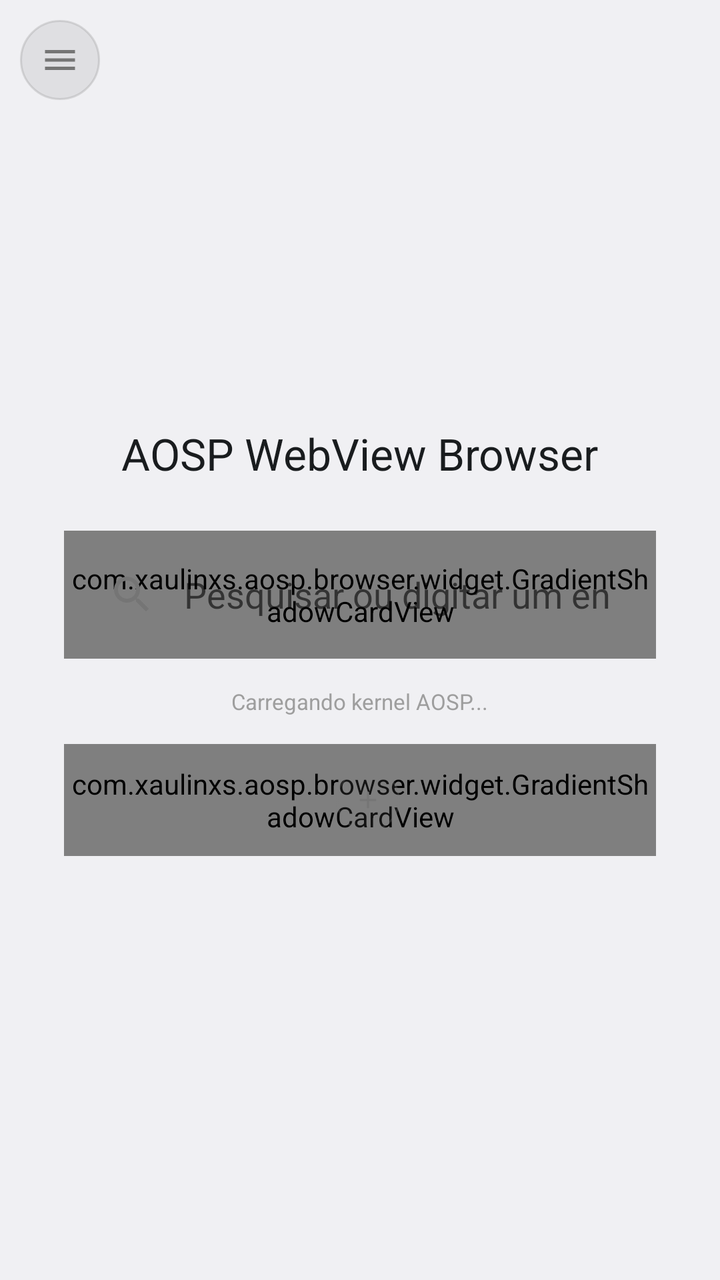
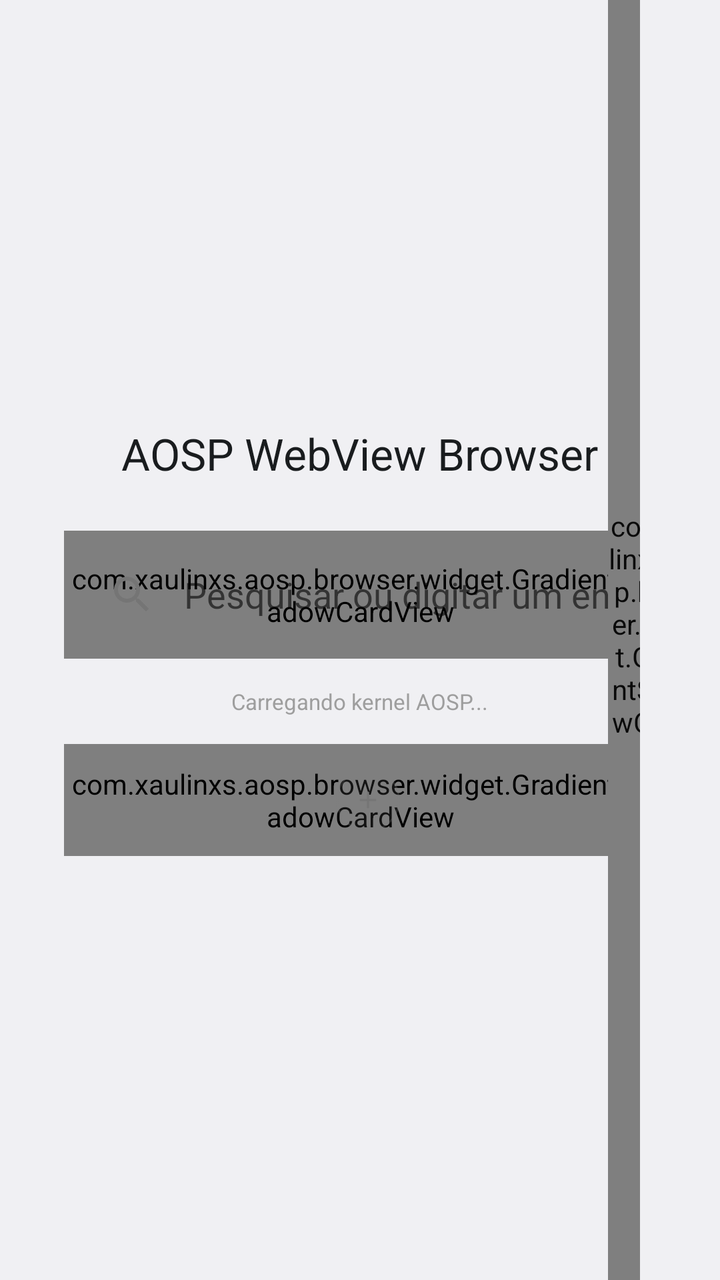

Screens rendered from an Android XML layout before and after an edit, with the pre-edit source and the edit as a unified diff.
<!-- AndroidManifest.xml: application theme Theme.AospBrowser -->
<!-- res/layout/activity_main.xml -->
<?xml version="1.0" encoding="utf-8"?>
<LinearLayout xmlns:android="http://schemas.android.com/apk/res/android"
    xmlns:app="http://schemas.android.com/apk/res-auto"
    android:id="@+id/rootContainer"
    android:layout_width="match_parent"
    android:layout_height="match_parent"
    android:orientation="vertical"
    android:background="?android:attr/colorBackground">

    <include
        android:id="@+id/navToolbarInclude"
        layout="@layout/view_top_toolbar" />

    
    <FrameLayout
        android:id="@+id/contentArea"
        android:layout_width="match_parent"
        android:layout_height="0dp"
        android:layout_weight="1">

        
        <FrameLayout
            android:id="@+id/webViewContainer"
            android:layout_width="match_parent"
            android:layout_height="match_parent" />

        
        <LinearLayout
            android:id="@+id/homeLayout"
            android:layout_width="match_parent"
            android:layout_height="match_parent"
            android:orientation="vertical"
            android:gravity="center"
            android:background="?android:attr/colorBackground"
            android:padding="32dp">

            <TextView
                android:id="@+id/homeTitle"
                android:layout_width="wrap_content"
                android:layout_height="wrap_content"
                android:text="@string/app_name"
                android:textSize="22sp"
                android:textColor="?android:attr/textColorPrimary"
                android:layout_marginBottom="24dp" />

            
            <FrameLayout
                android:layout_width="match_parent"
                android:layout_height="wrap_content"
                android:layout_gravity="center_horizontal">

                <com.xaulinxs.aosp.browser.widget.GradientShadowCardView
                    android:layout_width="match_parent"
                    android:layout_height="64dp"
                    app:cornerRadiusDp="32" />

                <LinearLayout
                    android:layout_width="match_parent"
                    android:layout_height="64dp"
                    android:orientation="horizontal"
                    android:gravity="center_vertical"
                    android:paddingStart="22dp"
                    android:paddingEnd="22dp">

                    <ImageView
                        android:layout_width="24dp"
                        android:layout_height="24dp"
                        android:src="@drawable/ic_search"
                        android:contentDescription="@string/search_icon_description" />

                    <EditText
                        android:id="@+id/searchInput"
                        android:layout_width="0dp"
                        android:layout_height="wrap_content"
                        android:layout_weight="1"
                        android:layout_marginStart="14dp"
                        android:background="@null"
                        android:hint="@string/search_hint"
                        android:inputType="text"
                        android:imeOptions="actionGo"
                        android:singleLine="true"
                        android:textSize="18sp" />
                </LinearLayout>
            </FrameLayout>

            
            <TextView
                android:id="@+id/kernelInfo"
                android:layout_width="wrap_content"
                android:layout_height="wrap_content"
                android:layout_marginTop="14dp"
                android:layout_marginBottom="14dp"
                android:textColor="#9E9E9E"
                android:textSize="11sp"
                android:gravity="center"
                android:text="@string/kernel_loading" />

            
            <include
                android:id="@+id/shortcutsCardInclude"
                layout="@layout/view_shortcuts_card"
                android:layout_width="wrap_content"
                android:layout_height="56dp"
                android:layout_gravity="center_horizontal" />
        </LinearLayout>

        
        <include
            android:id="@+id/sidebarInclude"
            layout="@layout/view_sidebar" />

        
        <FrameLayout
            android:id="@+id/btnOpenSidebar"
            android:layout_width="40dp"
            android:layout_height="40dp"
            android:layout_gravity="start|top"
            android:layout_margin="10dp"
            android:background="@drawable/bg_shortcut_add_button"
            android:clickable="true"
            android:focusable="true"
            android:foreground="?android:attr/selectableItemBackground">

            <ImageView
                android:layout_width="20dp"
                android:layout_height="20dp"
                android:layout_gravity="center"
                android:src="@drawable/ic_menu_hamburger"
                android:contentDescription="@string/sidebar_open_content_description" />
        </FrameLayout>
    </FrameLayout>

</LinearLayout>
<!-- res/layout/view_top_toolbar.xml (included above) -->
<?xml version="1.0" encoding="utf-8"?>
<FrameLayout xmlns:android="http://schemas.android.com/apk/res/android"
    xmlns:app="http://schemas.android.com/apk/res-auto"
    android:id="@+id/navToolbar"
    android:layout_width="match_parent"
    android:layout_height="56dp"
    android:visibility="gone">

    <com.xaulinxs.aosp.browser.widget.GradientShadowCardView
        android:layout_width="match_parent"
        android:layout_height="match_parent"
        app:cornerRadiusDp="10" />

    <LinearLayout
        android:layout_width="match_parent"
        android:layout_height="match_parent"
        android:orientation="horizontal"
        android:gravity="center_vertical"
        android:paddingStart="12dp"
        android:paddingEnd="12dp">

        <ImageButton
            android:id="@+id/btnBack"
            android:layout_width="36dp"
            android:layout_height="36dp"
            android:background="?android:attr/selectableItemBackgroundBorderless"
            android:src="@drawable/ic_back"
            android:contentDescription="@string/nav_back_content_description" />

        <EditText
            android:id="@+id/urlEditText"
            android:layout_width="0dp"
            android:layout_height="wrap_content"
            android:layout_weight="1"
            android:layout_marginStart="10dp"
            android:layout_marginEnd="10dp"
            android:background="@null"
            android:singleLine="true"
            android:inputType="textUri"
            android:imeOptions="actionGo"
            android:textSize="15sp" />

        <ImageButton
            android:id="@+id/btnReload"
            android:layout_width="36dp"
            android:layout_height="36dp"
            android:background="?android:attr/selectableItemBackgroundBorderless"
            android:src="@drawable/ic_reload"
            android:contentDescription="@string/nav_reload_content_description" />
    </LinearLayout>
</FrameLayout>
<!-- res/layout/view_shortcuts_card.xml (included above) -->
<?xml version="1.0" encoding="utf-8"?>
<FrameLayout xmlns:android="http://schemas.android.com/apk/res/android"
    android:id="@+id/shortcutsCard"
    android:layout_width="wrap_content"
    android:layout_height="56dp"
    android:layout_marginTop="16dp">

    <com.xaulinxs.aosp.browser.widget.GradientShadowCardView
        android:layout_width="match_parent"
        android:layout_height="match_parent" />

    <LinearLayout
        android:layout_width="wrap_content"
        android:layout_height="match_parent"
        android:layout_gravity="center_horizontal"
        android:orientation="horizontal"
        android:gravity="center_vertical"
        android:paddingStart="16dp"
        android:paddingEnd="16dp">

        
        <LinearLayout
            android:id="@+id/shortcutsContainer"
            android:layout_width="wrap_content"
            android:layout_height="wrap_content"
            android:orientation="horizontal"
            android:gravity="center_vertical" />

        <FrameLayout
            android:id="@+id/btnAddShortcut"
            android:layout_width="32dp"
            android:layout_height="32dp"
            android:layout_marginStart="8dp"
            android:background="@drawable/bg_shortcut_add_button"
            android:clickable="true"
            android:focusable="true"
            android:foreground="?android:attr/selectableItemBackground">

            <ImageView
                android:layout_width="14dp"
                android:layout_height="14dp"
                android:layout_gravity="center"
                android:src="@drawable/ic_add"
                android:contentDescription="@string/shortcuts_add_content_description" />
        </FrameLayout>
    </LinearLayout>
</FrameLayout>
<!-- res/layout/view_sidebar.xml (included above) -->
<?xml version="1.0" encoding="utf-8"?>
<FrameLayout xmlns:android="http://schemas.android.com/apk/res/android"
    xmlns:app="http://schemas.android.com/apk/res-auto"
    android:id="@+id/sidebarRoot"
    android:layout_width="240dp"
    android:layout_height="match_parent"
    android:layout_gravity="start|top"
    android:visibility="gone"
    android:elevation="0dp">

    <com.xaulinxs.aosp.browser.widget.GradientShadowCardView
        android:layout_width="match_parent"
        android:layout_height="match_parent"
        app:cornerRadiusDp="0" />

    <LinearLayout
        android:layout_width="match_parent"
        android:layout_height="match_parent"
        android:orientation="vertical"
        android:background="?android:attr/colorBackground">

        
        <LinearLayout
            android:layout_width="match_parent"
            android:layout_height="wrap_content"
            android:orientation="horizontal"
            android:gravity="center_vertical"
            android:paddingStart="16dp"
            android:paddingEnd="16dp"
            android:paddingTop="14dp"
            android:paddingBottom="14dp">

            <ImageButton
                android:id="@+id/btnCloseSidebar"
                android:layout_width="32dp"
                android:layout_height="32dp"
                android:background="?android:attr/selectableItemBackgroundBorderless"
                android:src="@drawable/ic_menu_hamburger"
                android:contentDescription="@string/sidebar_close_content_description" />

            <TextView
                android:layout_width="0dp"
                android:layout_height="wrap_content"
                android:layout_weight="1"
                android:layout_marginStart="12dp"
                android:text="@string/sidebar_title"
                android:textSize="13sp"
                android:textColor="?android:attr/textColorSecondary" />

            
            <ImageButton
                android:id="@+id/btnResizeSidebar"
                android:layout_width="32dp"
                android:layout_height="32dp"
                android:layout_marginStart="4dp"
                android:background="?android:attr/selectableItemBackgroundBorderless"
                android:src="@drawable/ic_resize"
                android:contentDescription="@string/sidebar_resize_content_description" />
        </LinearLayout>

        
        <ScrollView
            android:layout_width="match_parent"
            android:layout_height="0dp"
            android:layout_weight="1">

            <LinearLayout
                android:id="@+id/sidebarItemsContainer"
                android:layout_width="match_parent"
                android:layout_height="wrap_content"
                android:orientation="vertical" />
        </ScrollView>

        
        <LinearLayout
            android:layout_width="match_parent"
            android:layout_height="wrap_content"
            android:gravity="center"
            android:paddingTop="12dp"
            android:paddingBottom="16dp">

            <FrameLayout
                android:id="@+id/btnManageSidebarShortcuts"
                android:layout_width="40dp"
                android:layout_height="40dp"
                android:background="@drawable/bg_shortcut_add_button"
                android:clickable="true"
                android:focusable="true"
                android:foreground="?android:attr/selectableItemBackground">

                <ImageView
                    android:layout_width="18dp"
                    android:layout_height="18dp"
                    android:layout_gravity="center"
                    android:src="@drawable/ic_add"
                    android:contentDescription="@string/sidebar_manage_shortcuts_content_description" />
            </FrameLayout>
        </LinearLayout>

        
        <TextView
            android:id="@+id/sidebarWebViewVersion"
            android:layout_width="match_parent"
            android:layout_height="wrap_content"
            android:paddingStart="16dp"
            android:paddingEnd="16dp"
            android:paddingBottom="12dp"
            android:textColor="#9E9E9E"
            android:textSize="10sp"
            android:text="@string/kernel_loading" />
    </LinearLayout>
</FrameLayout>
<!-- resources referenced by this layout -->
<resources>
  <!-- drawable bg_shortcut_add_button (drawable) -->
  <?xml version="1.0" encoding="utf-8"?>
  <shape xmlns:android="http://schemas.android.com/apk/res/android"
      android:shape="oval">
      <solid android:color="#26808080" />
      <stroke android:width="1dp" android:color="#40808080" />
  </shape>
  <!-- drawable ic_add (drawable) -->
  <?xml version="1.0" encoding="utf-8"?>
  <vector xmlns:android="http://schemas.android.com/apk/res/android"
      android:width="18dp" android:height="18dp"
      android:viewportWidth="24" android:viewportHeight="24"
      android:tint="#757575">
      <path android:fillColor="@android:color/black"
          android:pathData="M11,5 L13,5 L13,11 L19,11 L19,13 L13,13 L13,19 L11,19 L11,13 L5,13 L5,11 L11,11 Z" />
  </vector>
  <!-- drawable ic_back (drawable) -->
  <?xml version="1.0" encoding="utf-8"?>
  <vector xmlns:android="http://schemas.android.com/apk/res/android"
      android:width="20dp" android:height="20dp"
      android:viewportWidth="24" android:viewportHeight="24"
      android:tint="#757575">
      <path android:fillColor="@android:color/black"
          android:pathData="M20,11 L7.83,11 L13.42,5.41 L12,4 L4,12 L12,20 L13.41,18.59 L7.83,13 L20,13 Z" />
  </vector>
  <!-- drawable ic_menu_hamburger (drawable) -->
  <?xml version="1.0" encoding="utf-8"?>
  <vector xmlns:android="http://schemas.android.com/apk/res/android"
      android:width="20dp" android:height="20dp"
      android:viewportWidth="24" android:viewportHeight="24"
      android:tint="#757575">
      <path android:fillColor="@android:color/black"
          android:pathData="M3,6 L21,6 L21,8 L3,8 Z M3,11 L21,11 L21,13 L3,13 Z M3,16 L21,16 L21,18 L3,18 Z" />
  </vector>
  <string name="app_name">AOSP WebView Browser</string>
  <string name="kernel_loading">Carregando kernel AOSP...</string>
  <string name="nav_back_content_description">Voltar</string>
  <string name="nav_reload_content_description">Recarregar página</string>
  <string name="search_hint">Pesquisar ou digitar um endereço</string>
  <string name="search_icon_description">Buscar</string>
  <string name="shortcuts_add_content_description">Adicionar atalho</string>
  <string name="sidebar_close_content_description">Fechar painel</string>
  <string name="sidebar_manage_shortcuts_content_description">Gerenciar atalhos da barra lateral</string>
  <string name="sidebar_open_content_description">Abrir painel de atalhos</string>
  <string name="sidebar_resize_content_description">Redimensionar painel</string>
  <string name="sidebar_title">Atalhos</string>
  <style name="Theme.AospBrowser" parent="android:Theme.DeviceDefault.Light.NoActionBar" />
  <!-- unchanged entries left out for length: 3 -->
</resources>

<!-- the commit's change to res/layout/activity_main.xml (unified diff, before → after) -->
@@ -108,26 +108,6 @@
         <include
             android:id="@+id/sidebarInclude"
             layout="@layout/view_sidebar" />
-
-        
-        <FrameLayout
-            android:id="@+id/btnOpenSidebar"
-            android:layout_width="40dp"
-            android:layout_height="40dp"
-            android:layout_gravity="start|top"
-            android:layout_margin="10dp"
-            android:background="@drawable/bg_shortcut_add_button"
-            android:clickable="true"
-            android:focusable="true"
-            android:foreground="?android:attr/selectableItemBackground">
-
-            <ImageView
-                android:layout_width="20dp"
-                android:layout_height="20dp"
-                android:layout_gravity="center"
-                android:src="@drawable/ic_menu_hamburger"
-                android:contentDescription="@string/sidebar_open_content_description" />
-        </FrameLayout>
     </FrameLayout>
 
 </LinearLayout>
@@ -236,10 +216,10 @@
 <FrameLayout xmlns:android="http://schemas.android.com/apk/res/android"
     xmlns:app="http://schemas.android.com/apk/res-auto"
     android:id="@+id/sidebarRoot"
-    android:layout_width="240dp"
+    android:layout_width="56dp"
     android:layout_height="match_parent"
-    android:layout_gravity="start|top"
-    android:visibility="gone"
+    android:layout_gravity="end|top"
+    android:visibility="visible"
     android:elevation="0dp">
 
     <com.xaulinxs.aosp.browser.widget.GradientShadowCardView
@@ -247,16 +227,76 @@
         android:layout_height="match_parent"
         app:cornerRadiusDp="0" />
 
+    
     <LinearLayout
-        android:layout_width="match_parent"
-        android:layout_height="match_parent"
+        android:id="@+id/sidebarColumn"
+        android:layout_width="match_parent"
+        android:layout_height="match_parent"
+        android:layout_marginStart="16dp"
         android:orientation="vertical"
         android:background="?android:attr/colorBackground">
 
         
+        <TextView
+            android:id="@+id/sidebarWebViewVersion"
+            android:layout_width="match_parent"
+            android:layout_height="wrap_content"
+            android:visibility="gone"
+            android:paddingStart="16dp"
+            android:paddingEnd="12dp"
+            android:paddingTop="14dp"
+            android:paddingBottom="14dp"
+            android:textColor="#9E9E9E"
+            android:textSize="10sp"
+            android:text="@string/kernel_loading" />
+
+        
+        <ScrollView
+            android:layout_width="match_parent"
+            android:layout_height="0dp"
+            android:layout_weight="1">
+
+            <LinearLayout
+                android:id="@+id/sidebarItemsContainer"
+                android:layout_width="match_parent"
+                android:layout_height="wrap_content"
+                android:orientation="vertical" />
+        </ScrollView>
+
+        
         <LinearLayout
-            android:layout_width="match_parent"
-            android:layout_height="wrap_content"
+            android:id="@+id/sidebarManageRow"
+            android:layout_width="match_parent"
+            android:layout_height="wrap_content"
+            android:visibility="gone"
+            android:gravity="center"
+            android:paddingTop="12dp"
+            android:paddingBottom="12dp">
+
+            <FrameLayout
+                android:id="@+id/btnManageSidebarShortcuts"
+                android:layout_width="40dp"
+                android:layout_height="40dp"
+                android:background="@drawable/bg_shortcut_add_button"
+                android:clickable="true"
+                android:focusable="true"
+                android:foreground="?android:attr/selectableItemBackground">
+
+                <ImageView
+                    android:layout_width="18dp"
+                    android:layout_height="18dp"
+                    android:layout_gravity="center"
+                    android:src="@drawable/ic_add"
+                    android:contentDescription="@string/sidebar_manage_shortcuts_content_description" />
+            </FrameLayout>
+        </LinearLayout>
+
+        
+        <LinearLayout
+            android:id="@+id/sidebarBottomHeader"
+            android:layout_width="match_parent"
+            android:layout_height="wrap_content"
+            android:visibility="gone"
             android:orientation="horizontal"
             android:gravity="center_vertical"
             android:paddingStart="16dp"
@@ -291,56 +331,19 @@
                 android:src="@drawable/ic_resize"
                 android:contentDescription="@string/sidebar_resize_content_description" />
         </LinearLayout>
-
-        
-        <ScrollView
-            android:layout_width="match_parent"
-            android:layout_height="0dp"
-            android:layout_weight="1">
-
-            <LinearLayout
-                android:id="@+id/sidebarItemsContainer"
-                android:layout_width="match_parent"
-                android:layout_height="wrap_content"
-                android:orientation="vertical" />
-        </ScrollView>
-
-        
-        <LinearLayout
-            android:layout_width="match_parent"
-            android:layout_height="wrap_content"
-            android:gravity="center"
-            android:paddingTop="12dp"
-            android:paddingBottom="16dp">
-
-            <FrameLayout
-                android:id="@+id/btnManageSidebarShortcuts"
-                android:layout_width="40dp"
-                android:layout_height="40dp"
-                android:background="@drawable/bg_shortcut_add_button"
-                android:clickable="true"
-                android:focusable="true"
-                android:foreground="?android:attr/selectableItemBackground">
-
-                <ImageView
-                    android:layout_width="18dp"
-                    android:layout_height="18dp"
-                    android:layout_gravity="center"
-                    android:src="@drawable/ic_add"
-                    android:contentDescription="@string/sidebar_manage_shortcuts_content_description" />
-            </FrameLayout>
-        </LinearLayout>
-
-        
-        <TextView
-            android:id="@+id/sidebarWebViewVersion"
-            android:layout_width="match_parent"
-            android:layout_height="wrap_content"
-            android:paddingStart="16dp"
-            android:paddingEnd="16dp"
-            android:paddingBottom="12dp"
-            android:textColor="#9E9E9E"
-            android:textSize="10sp"
-            android:text="@string/kernel_loading" />
     </LinearLayout>
+
+    
+    <View
+        android:id="@+id/sidebarDragHandle"
+        android:layout_width="16dp"
+        android:layout_height="match_parent"
+        android:layout_gravity="start|top"
+        android:background="@drawable/bg_sidebar_drag_handle"
+        android:foreground="@drawable/ic_drag_handle"
+        android:foregroundGravity="center"
+        android:clickable="true"
+        android:focusable="true"
+        android:contentDescription="@string/sidebar_drag_handle_content_description" />
+
 </FrameLayout>
<!-- resource entries referenced after the edit -->
@@ -6,6 +6,12 @@
       android:shape="oval">
       <solid android:color="#26808080" />
       <stroke android:width="1dp" android:color="#40808080" />
+  </shape>
+  <!-- drawable bg_sidebar_drag_handle (drawable) -->
+  <?xml version="1.0" encoding="utf-8"?>
+  <shape xmlns:android="http://schemas.android.com/apk/res/android"
+      android:shape="rectangle">
+      <solid android:color="#14808080" />
   </shape>
   <!-- drawable ic_add (drawable) -->
   <?xml version="1.0" encoding="utf-8"?>
@@ -25,6 +31,17 @@
       <path android:fillColor="@android:color/black"
           android:pathData="M20,11 L7.83,11 L13.42,5.41 L12,4 L4,12 L12,20 L13.41,18.59 L7.83,13 L20,13 Z" />
   </vector>
+  <!-- drawable ic_drag_handle (drawable) -->
+  <?xml version="1.0" encoding="utf-8"?>
+  <vector xmlns:android="http://schemas.android.com/apk/res/android"
+      android:width="8dp" android:height="20dp"
+      android:viewportWidth="8" android:viewportHeight="20"
+      android:tint="#9E9E9E">
+      <path android:fillColor="@android:color/black"
+          android:pathData="M1,1 a1,1 0 1,0 0.001,0 Z M7,1 a1,1 0 1,0 0.001,0 Z
+                             M1,9 a1,1 0 1,0 0.001,0 Z M7,9 a1,1 0 1,0 0.001,0 Z
+                             M1,17 a1,1 0 1,0 0.001,0 Z M7,17 a1,1 0 1,0 0.001,0 Z" />
+  </vector>
   <!-- drawable ic_menu_hamburger (drawable) -->
   <?xml version="1.0" encoding="utf-8"?>
   <vector xmlns:android="http://schemas.android.com/apk/res/android"
@@ -41,9 +58,9 @@
   <string name="search_hint">Pesquisar ou digitar um endereço</string>
   <string name="search_icon_description">Buscar</string>
   <string name="shortcuts_add_content_description">Adicionar atalho</string>
-  <string name="sidebar_close_content_description">Fechar painel</string>
+  <string name="sidebar_close_content_description">Recolher/expandir a barra de atalhos</string>
+  <string name="sidebar_drag_handle_content_description">Arrastar para expandir ou recolher a barra de atalhos</string>
   <string name="sidebar_manage_shortcuts_content_description">Gerenciar atalhos da barra lateral</string>
-  <string name="sidebar_open_content_description">Abrir painel de atalhos</string>
   <string name="sidebar_resize_content_description">Redimensionar painel</string>
   <string name="sidebar_title">Atalhos</string>
   <style name="Theme.AospBrowser" parent="android:Theme.DeviceDefault.Light.NoActionBar" />
